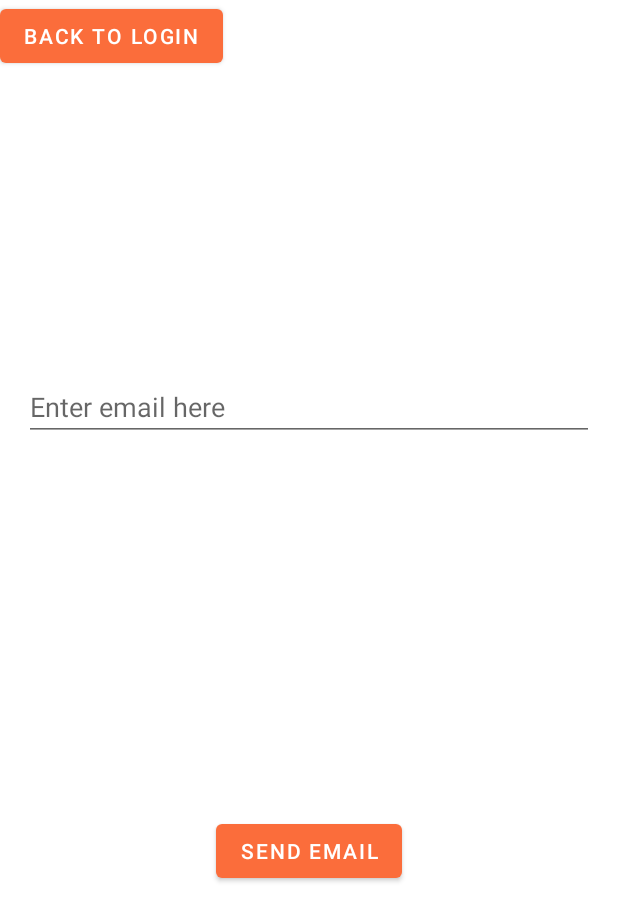
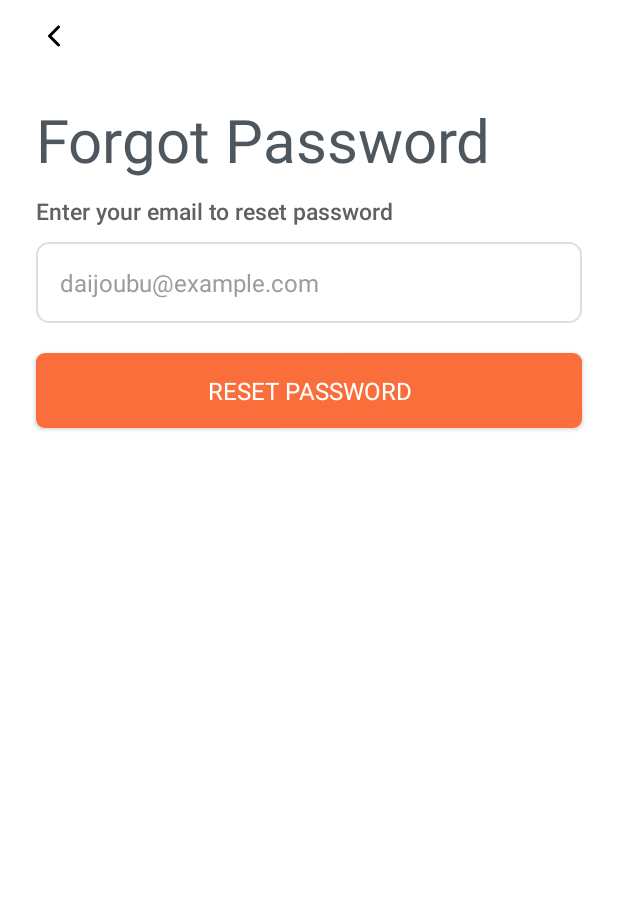
Before and after one commit to dinhlockt02/FoodShoppingApp, an Android app: the ForgetPasswordFragment screen opened through its navigation route, on a phone screen of 412 x 824 dp. Shown: the top 921 px of the screen. Run offline under Robolectric (Android 15) with nearby library versions, the light colour scheme and no system bars; our stand-ins replace Firebase (no records; nobody signed in at launch, a user with empty details on screens opened directly), data binding; libraries missing offline, so code that uses them is left out: com.facebook.

Commit message:
forgotpass
UI

```diff
--- a/app/src/main/res/layout/fragment_forget_password.xml
+++ b/app/src/main/res/layout/fragment_forget_password.xml
@@ -9,43 +9,87 @@
             type="xyz.daijoubuteam.foodshoppingapp.authentication.forgetpassword.ForgetPasswordViewModel" />
     </data>
 
-    <androidx.constraintlayout.widget.ConstraintLayout
+    <LinearLayout
+        android:id="@+id/linearSignup"
         android:layout_width="match_parent"
         android:layout_height="match_parent"
-        tools:context=".authentication.forgetpassword.ForgetPasswordFragment">
+        android:background="@color/white_A700"
+        android:gravity="start"
+        android:orientation="vertical"
+        android:clickable="true"
+        android:focusable="true"
+        android:focusableInTouchMode="true">
+        <ImageView
+            android:id="@+id/imageChevronleft"
+            android:layout_width="24dp"
+            android:layout_height="24dp"
+            android:layout_marginStart="24dp"
+            android:layout_marginTop="12dp"
+            android:layout_marginEnd="24dp"
+            android:scaleType="fitXY"
+            android:src="@drawable/img_chevronleft"
+            tools:ignore="ContentDescription" />
 
-
-        <Button
-            android:id="@+id/back_to_login"
+        <TextView
             android:layout_width="wrap_content"
             android:layout_height="wrap_content"
-            app:layout_constraintTop_toTopOf="parent"
-            app:layout_constraintStart_toStartOf="parent"
-            android:text="Back to login"
-            android:onClick="@{() -> viewmodel.onNavigateToLogin()}"/>
-
-        <EditText
-            android:id="@+id/reset_password_email"
-            app:layout_constraintTop_toTopOf="parent"
-            app:layout_constraintBottom_toTopOf="@id/send_email_button"
-            app:layout_constraintStart_toStartOf="parent"
-            app:layout_constraintEnd_toEndOf="parent"
-            android:layout_height="wrap_content"
-            android:layout_width="match_parent"
-            android:layout_margin="16dp"
-            android:hint="Enter email here"
-            android:text="@={viewmodel.email}"/>
-
-        <Button
-            android:id="@+id/send_email_button"
+            android:layout_marginHorizontal="24dp"
+            android:layout_marginStart="24dp"
+            android:layout_marginTop="30dp"
+            android:layout_marginEnd="24dp"
+            android:ellipsize="end"
+            android:singleLine="true"
+            android:text="@string/forgot_password_title"
+            android:textColor="@color/bluegray_700"
+            android:textSize="40sp"/>
+        <TextView
             android:layout_width="wrap_content"
             android:layout_height="wrap_content"
-            android:text="Send email"
-            app:layout_constraintBottom_toBottomOf="parent"
-            app:layout_constraintTop_toBottomOf="@id/reset_password_email"
-            app:layout_constraintStart_toStartOf="parent"
-            app:layout_constraintEnd_toEndOf="parent"
-            android:onClick="@{() -> viewmodel.onSendResetPasswordEmail()}"/>
+            android:layout_marginStart="24dp"
+            android:layout_marginTop="10dp"
+            android:layout_marginEnd="4dp"
+            android:ellipsize="end"
+            android:fontFamily="@font/avenir_next_lt_pro"
+            android:singleLine="true"
+            android:text="@string/forgot_password_requirement"
+            android:textColor="@color/gray_700"
+            android:textFontWeight="500"
+            android:textSize="15sp"
+            tools:targetApi="p" />
+        <EditText
+            android:layout_width="match_parent"
+            android:layout_height="wrap_content"
+            android:layout_marginHorizontal="24dp"
+            android:layout_marginTop="10dp"
+            android:background="@drawable/rectangle_bg_white_a700_border_gray_300_radius_8"
+            android:ellipsize="end"
+            android:fontFamily="@font/avenir_next_lt_pro"
+            android:hint="@string/email_example"
+            android:padding="16dp"
+            android:singleLine="true"
+            android:textColor="@color/gray_500"
+            android:textColorHint="@color/gray_500"
+            android:textFontWeight="400"
+            android:textSize="16sp"
+            tools:targetApi="p" />
 
-    </androidx.constraintlayout.widget.ConstraintLayout>
+        <androidx.appcompat.widget.AppCompatButton
+            android:id="@+id/btnSignIn"
+            android:layout_width="match_parent"
+            android:layout_height="wrap_content"
+            android:layout_marginHorizontal="24dp"
+            android:layout_marginTop="20dp"
+            android:background="@drawable/rectangle_bg_deep_orange_a200_radius_6"
+            android:ellipsize="end"
+            android:fontFamily="@font/avenir_next_lt_pro"
+            android:gravity="center"
+            android:padding="14dp"
+            android:singleLine="true"
+            android:text="@string/reset_password"
+            android:textAllCaps="true"
+            android:textColor="@color/white_A700"
+            android:textFontWeight="400"
+            android:textSize="16sp"
+            tools:targetApi="p" />
+    </LinearLayout>
 </layout>
--- a/app/src/main/res/values/strings.xml
+++ b/app/src/main/res/values/strings.xml
@@ -16,6 +16,12 @@
     <string name="or_already_have_account">or Already have account?</string>
     <string name="web_client_id" translatable="false">746360451616-ka2b25fmbbikf3616i5ttgf2a1t9pnb6.apps.googleusercontent.com</string>
 
+    <!--Forgot Password Fragment-->
+    <string name="forgot_password_title">Forgot Password</string>
+    <string name="forgot_password_requirement">Enter your email to reset password</string>
+    <string name="email_example">daijoubu@example.com</string>
+    <string name="reset_password">Reset Password</string>
+
     <string name="facebook_app_id">398304498411353</string>
     <string name="fb_login_protocol_scheme">fb1234</string>
     <string name="facebook_client_token">6546bf8f661953e6a9cdcaf6692c57c0</string>
@@ -29,4 +35,5 @@
     <string name="nav_bottom_profile">Profile</string>
 
 
+
 </resources>
```
